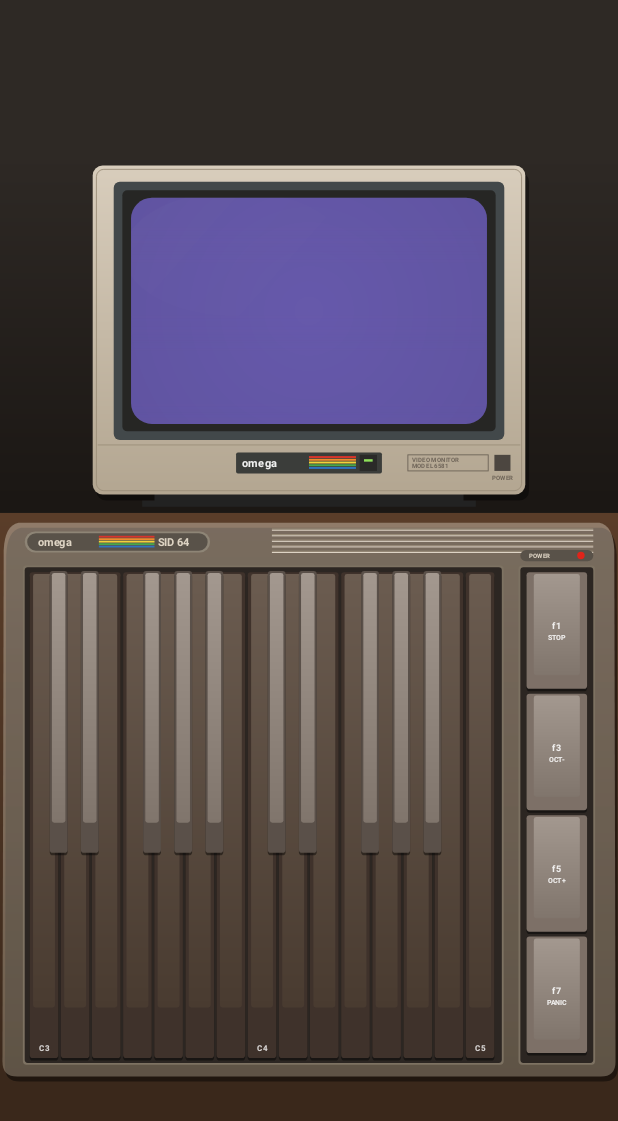
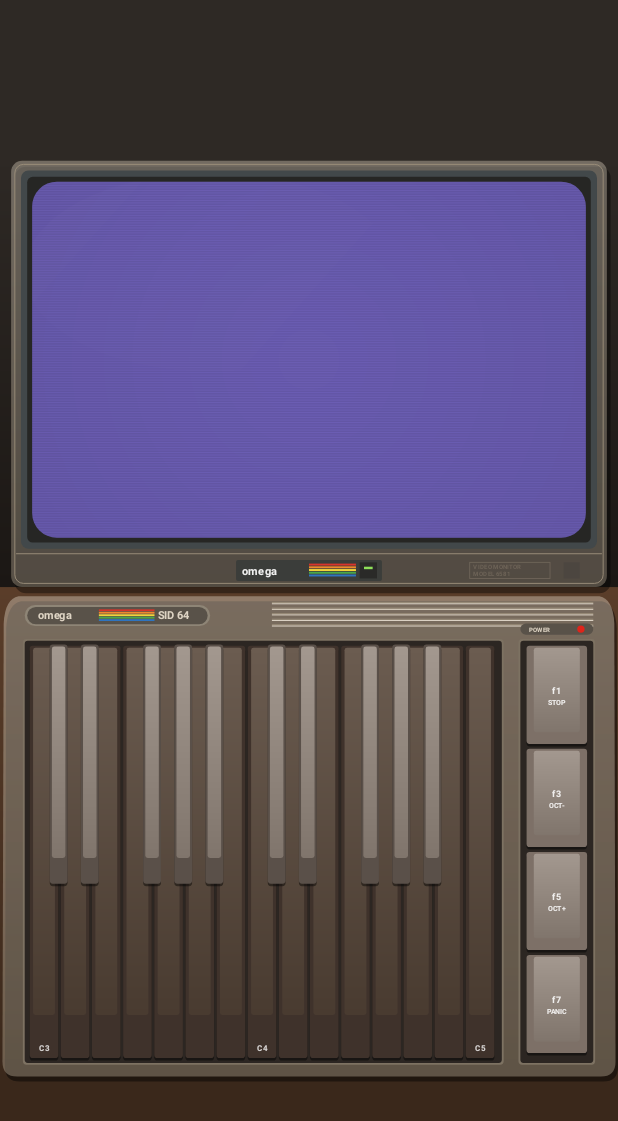
Before and after one commit to soursnake71/The-System, an Android app: the screen it shows after launch (SidActivity), on a phone screen of 412 x 824 dp. Shown: the top 1121 px of the screen. Run offline under Robolectric (Android 15) with nearby library versions, the phone set to English and light mode, and no system bars; 4 statements that could not run were skipped.

Commit message:
Omega SID 64: the screen is the main feature
The monitor now spans the window and shows the C64 screen at 2.7x (was
1.6x), with the keyboard as a strip underneath, in the plugin and in the
Android app (where a portrait phone gives the screen ~93% of its width).

Co-Authored-By: Claude Opus 5.5 <noreply@anthropic.com>
Claude-Session: https://claude.ai/code/session_01UXixvaaZFCXu7QiGdtmpfv

```diff
--- a/android-sid/app/src/main/java/com/thesnakedevice/sid/SidView.java
+++ b/android-sid/app/src/main/java/com/thesnakedevice/sid/SidView.java
@@ -20,7 +20,8 @@ import android.view.View;
  *  Laid out at 1000 units wide (the same drawing as the plugin); on a tall screen the extra height goes to the keys. */
 public class SidView extends View implements Choreographer.FrameCallback {
     private static final int SW = 320, SH = 200;
-    private static final float SX = 244, SY = 99, SS = 1.6f;   // where the screen sits in design units
+    private static final float SX = 68, SY = 62, SS = 2.7f;    // where the screen sits in design units: it fills the width
+    private static final float KDY = 119;                      // the keyboard is drawn this far below its own coordinates
     private static final int WHITE_KEYS = 15;                  // two octaves and a top C: big enough for fingers
     private static final int[] STRIPES = { 0xffd8342b, 0xffef8a2c, 0xfff2d23a, 0xff4aa64a, 0xff2f74c0 };
     private static final int BEIGE = 0xffcbbfad, BEIGE_DARK = 0xffb3a691, BEIGE_LINE = 0xff9c8f7b;
@@ -30,11 +31,11 @@ public class SidView extends View implements Choreographer.FrameCallback {
     private final int[] px = new int[SW * SH];
     private final Bitmap screen = Bitmap.createBitmap(SW, SH, Bitmap.Config.ARGB_8888);
     private Bitmap backdrop;          // everything that doesn't move
-    private float scale = 1, offX = 0, offY = 0, dh = 900;
+    private float scale = 1, offX = 0, offY = 0, dh = 1012;
     private final Paint p = new Paint(Paint.ANTI_ALIAS_FLAG), crisp = new Paint();
     private final Path tube = new Path();
     private final RectF r = new RectF();
-    private final RectF screenRect = new RectF(212, 70, 212 + 576, 70 + 366);
+    private final RectF screenRect = new RectF(52, 44, 52 + 896, 44 + 576);
     private boolean running;
     private int frame;
     private int base = 48;                                     // lowest key: C3
@@ -48,7 +49,7 @@ public class SidView extends View implements Choreographer.FrameCallback {
         crisp.setFilterBitmap(false);
         crisp.setAntiAlias(false);
         p.setTypeface(Typeface.create(Typeface.SANS_SERIF, Typeface.BOLD));
-        tube.addRoundRect(new RectF(212, 70, 788, 436), 34, 34, Path.Direction.CW);
+        tube.addRoundRect(new RectF(52, 44, 948, 620), 40, 40, Path.Direction.CW);
         setKeepScreenOn(true);
     }
 
@@ -67,9 +68,9 @@ public class SidView extends View implements Choreographer.FrameCallback {
 
     // ---------------- layout ----------------
     @Override protected void onSizeChanged(int w, int h, int ow, int oh) {
-        final float sw = w / 1000f, sh = h / 900f;
+        final float sw = w / 1000f, sh = h / 1012f;
         if (sw <= sh) { scale = sw; dh = Math.min(h / scale, 1500); offX = 0; offY = (h - dh * scale) / 2; }
-        else { scale = sh; dh = 900; offX = (w - 1000 * scale) / 2; offY = 0; }
+        else { scale = sh; dh = 1012; offX = (w - 1000 * scale) / 2; offY = 0; }
         backdrop = Bitmap.createBitmap(w, h, Bitmap.Config.ARGB_8888);
         final Canvas c = new Canvas(backdrop);
         c.drawColor(0xff1b1714);
@@ -77,10 +78,10 @@ public class SidView extends View implements Choreographer.FrameCallback {
         c.scale(scale, scale);
         drawRoom(c);
         drawMonitor(c);
-        drawCase(c);
+        c.save(); c.translate(0, KDY); drawCase(c); c.restore();
     }
-    private RectF kWell() { return new RectF(40, 668, 40 + 772, dh - 30); }
-    private RectF fWell() { return new RectF(842, 668, 842 + 118, dh - 30); }
+    private RectF kWell() { return new RectF(40, 668, 40 + 772, dh - KDY - 30); }
+    private RectF fWell() { return new RectF(842, 668, 842 + 118, dh - KDY - 30); }
     private RectF whiteRect(int i) {
         final RectF k = kWell(); final float w = (k.width() - 16) / WHITE_KEYS;
         return new RectF(k.left + 8 + i * w, k.top + 8, k.left + 8 + i * w + w - 4, k.bottom - 8);
@@ -97,10 +98,10 @@ public class SidView extends View implements Choreographer.FrameCallback {
 
     // ---------------- drawing ----------------
     private void drawRoom(Canvas c) {
-        p.setShader(new LinearGradient(0, 0, 0, 560, 0xff2e2925, 0xff1b1714, Shader.TileMode.CLAMP));
-        c.drawRect(-2000, -2000, 3000, 580, p);
-        p.setShader(new LinearGradient(0, 580, 0, dh, 0xff5a3d29, 0xff3a281b, Shader.TileMode.CLAMP));
-        c.drawRect(-2000, 580, 3000, dh + 2000, p);
+        p.setShader(new LinearGradient(0, 0, 0, 700, 0xff2e2925, 0xff1b1714, Shader.TileMode.CLAMP));
+        c.drawRect(-2000, -2000, 3000, 708, p);
+        p.setShader(new LinearGradient(0, 700, 0, dh, 0xff5a3d29, 0xff3a281b, Shader.TileMode.CLAMP));
+        c.drawRect(-2000, 700, 3000, dh + 2000, p);
         p.setShader(null);
     }
     private void rainbow(Canvas c, float x, float y, float w, float h) {
@@ -111,30 +112,28 @@ public class SidView extends View implements Choreographer.FrameCallback {
         p.setTextSize(size); p.setColor(color); p.setTextAlign(a); c.drawText(s, x, y, p);
     }
     private void drawMonitor(Canvas c) {
-        p.setColor(0x66000000); r.set(156, 28, 856, 560); c.drawRoundRect(r, 16, 16, p);
-        p.setColor(0xff222222); c.drawRect(250, 548, 750, 562, p); c.drawRect(230, 560, 770, 570, p);
-        p.setShader(new LinearGradient(0, 18, 0, 550, 0xffd8cdbc, BEIGE_DARK, Shader.TileMode.CLAMP));
-        r.set(150, 18, 850, 550); c.drawRoundRect(r, 16, 16, p); p.setShader(null);
+        p.setColor(0x66000000); r.set(24, 20, 988, 710); c.drawRoundRect(r, 18, 18, p);
+        p.setShader(new LinearGradient(0, 10, 0, 700, 0xffd8cdbc, BEIGE_DARK, Shader.TileMode.CLAMP));
+        r.set(18, 10, 982, 700); c.drawRoundRect(r, 18, 18, p); p.setShader(null);
         p.setStyle(Paint.Style.STROKE); p.setStrokeWidth(1.5f); p.setColor(BEIGE_LINE);
-        r.set(156, 24, 844, 544); c.drawRoundRect(r, 12, 12, p); c.drawLine(158, 470, 842, 470, p);
+        r.set(24, 16, 976, 694); c.drawRoundRect(r, 14, 14, p); c.drawLine(26, 646, 974, 646, p);
         p.setStyle(Paint.Style.FILL);
-        p.setColor(0xff42484a); r.set(184, 44, 816, 462); c.drawRoundRect(r, 10, 10, p);
-        p.setColor(0xff262624); r.set(198, 58, 802, 448); c.drawRoundRect(r, 8, 8, p);
+        p.setColor(0xff42484a); r.set(34, 26, 966, 638); c.drawRoundRect(r, 12, 12, p);
+        p.setColor(0xff262624); r.set(44, 36, 956, 628); c.drawRoundRect(r, 9, 9, p);
         p.setColor(0xff6c5eb5); c.drawPath(tube, p);   // the light-blue border
         // badge strip
-        p.setColor(0xff3b3d3a); r.set(382, 482, 618, 516); c.drawRoundRect(r, 3, 3, p);
-        text(c, "omega", 392, 506, 18, 0xebffffff, Paint.Align.LEFT);
-        rainbow(c, 500, 488, 76, 22);
-        p.setColor(0xff2a2a28); c.drawRect(582, 486, 610, 512, p);
-        p.setColor(0xff8ee05a); c.drawRect(589, 493, 603, 497, p);
-        p.setStyle(Paint.Style.STROKE); p.setColor(0xff6e6458); c.drawRect(660, 486, 790, 512, p); p.setStyle(Paint.Style.FILL);
-        text(c, "VIDEO MONITOR", 666, 497, 10, 0xff6e6458, Paint.Align.LEFT);
-        text(c, "MODEL 6581", 666, 508, 10, 0xff6e6458, Paint.Align.LEFT);
-        p.setColor(0xff4c4640); c.drawRect(800, 486, 826, 512, p);
-        text(c, "POWER", 813, 526, 10, 0xff6e6458, Paint.Align.CENTER);
+        p.setColor(0xff3b3d3a); r.set(382, 656, 618, 690); c.drawRoundRect(r, 3, 3, p);
+        text(c, "omega", 392, 680, 18, 0xebffffff, Paint.Align.LEFT);
+        rainbow(c, 500, 662, 76, 22);
+        p.setColor(0xff2a2a28); c.drawRect(582, 660, 610, 686, p);
+        p.setColor(0xff8ee05a); c.drawRect(589, 667, 603, 671, p);
+        p.setStyle(Paint.Style.STROKE); p.setColor(0xff6e6458); c.drawRect(760, 660, 890, 686, p); p.setStyle(Paint.Style.FILL);
+        text(c, "VIDEO MONITOR", 766, 671, 10, 0xff6e6458, Paint.Align.LEFT);
+        text(c, "MODEL 6581", 766, 682, 10, 0xff6e6458, Paint.Align.LEFT);
+        p.setColor(0xff4c4640); c.drawRect(912, 660, 938, 686, p);
     }
     private void drawCase(Canvas c) {
-        final float b = dh - 8;
+        final float b = dh - KDY - 8;
         final Path bin = new Path();
         bin.moveTo(30, 596); bin.lineTo(970, 596); bin.quadTo(992, 600, 994, 640);
         bin.lineTo(996, b - 24); bin.quadTo(996, b, 972, b); bin.lineTo(28, b); bin.quadTo(4, b, 4, b - 24);
@@ -182,12 +181,13 @@ public class SidView extends View implements Choreographer.FrameCallback {
         r.set(SX, SY, SX + SW * SS, SY + SH * SS);
         c.drawBitmap(screen, null, r, crisp);
         p.setColor(0x21000000);
-        for (float y = 70; y < 436; y += SS) c.drawRect(212, y + SS * 0.55f, 788, y + SS, p);
-        p.setShader(new RadialGradient(500, 253, 330, 0x00000000, 0x6b000000, Shader.TileMode.CLAMP)); c.drawPath(tube, p);
-        p.setShader(new LinearGradient(250, 80, 420, 230, 0x1affffff, 0x00ffffff, Shader.TileMode.CLAMP));
-        r.set(200, 60, 560, 260); c.drawOval(r, p); p.setShader(null);
+        p.setColor(0x1f000000);
+        for (float y = 44; y < 620; y += SS) c.drawRect(52, y + SS * 0.6f, 948, y + SS, p);
+        p.setShader(new RadialGradient(500, 332, 560, 0x00000000, 0x61000000, Shader.TileMode.CLAMP)); c.drawPath(tube, p);
+        p.setShader(new LinearGradient(120, 60, 420, 330, 0x14ffffff, 0x00ffffff, Shader.TileMode.CLAMP));
+        r.set(40, 30, 640, 350); c.drawOval(r, p); p.setShader(null);
         c.restore();
-        drawKeys(c);
+        c.save(); c.translate(0, KDY); drawKeys(c); c.restore();
         c.restore();
     }
     private void drawKeys(Canvas c) {
@@ -256,12 +256,12 @@ public class SidView extends View implements Choreographer.FrameCallback {
             final boolean isThis = e.getActionIndex() == i;
             if ((action == MotionEvent.ACTION_DOWN || action == MotionEvent.ACTION_POINTER_DOWN) && isThis) {
                 if (screenRect.contains(x, y)) { pointerKind.put(id, 1); Native.touch(0, (x - SX) / SS, (y - SY) / SS); }
-                else if (fkeyAt(x, y) >= 0) { pointerKind.put(id, 3); fkeyDown = fkeyAt(x, y); fkey(fkeyDown); }
-                else { pointerKind.put(id, 2); setNote(id, noteAt(x, y), y); }
+                else if (fkeyAt(x, y - KDY) >= 0) { pointerKind.put(id, 3); fkeyDown = fkeyAt(x, y - KDY); fkey(fkeyDown); }
+                else { pointerKind.put(id, 2); setNote(id, noteAt(x, y - KDY), y - KDY); }
             } else if (action == MotionEvent.ACTION_MOVE) {
                 final int kind = pointerKind.get(id, 0);
                 if (kind == 1) Native.touch(1, (x - SX) / SS, (y - SY) / SS);
-                else if (kind == 2) setNote(id, noteAt(x, y), y);   // slide across the keys
+                else if (kind == 2) setNote(id, noteAt(x, y - KDY), y - KDY);   // slide across the keys
             } else if ((action == MotionEvent.ACTION_UP || action == MotionEvent.ACTION_POINTER_UP || action == MotionEvent.ACTION_CANCEL) && (isThis || action == MotionEvent.ACTION_CANCEL)) {
                 final int kind = pointerKind.get(id, 0);
                 if (kind == 1) Native.touch(2, (x - SX) / SS, (y - SY) / SS);
```
Also changed, not shown: 2 other files.
